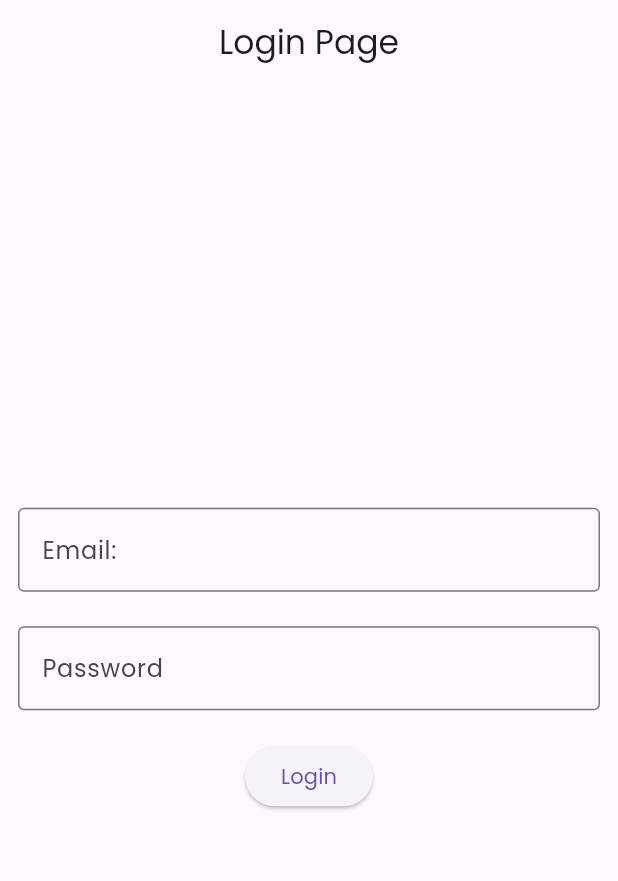
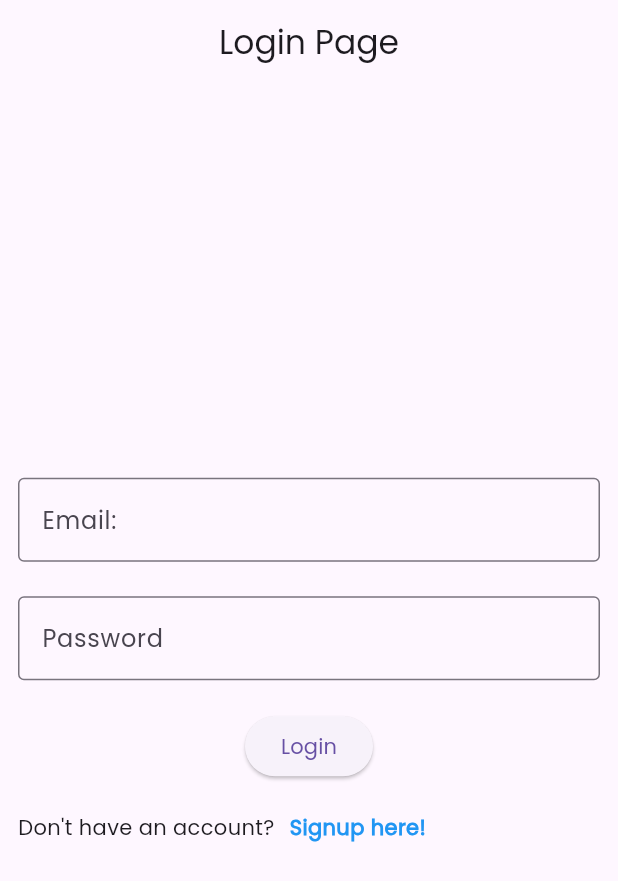
Before and after one commit to ZaidShaikh01/flutter_learn, a Flutter app: the screen it shows after launch, on a phone screen of 412 x 824 dp. Shown: the top 881 px of the screen. Run offline on Flutter 3.47's test engine with Material 3 defaults, Android fonts, the phone set to English and light mode, and no system bars; our stand-ins replace dio, firebase_auth, firebase_core, shared_preferences; accounts and stored records are empty.

Commit message:
Adding Signup button in login page

```diff
--- a/global_chat_app/lib/screens/login_screen.dart
+++ b/global_chat_app/lib/screens/login_screen.dart
@@ -4,6 +4,7 @@ import 'package:firebase_auth/firebase_auth.dart';
 import 'package:global_chat_app/controllers/login_controller.dart';
 import 'package:global_chat_app/controllers/signup_controller.dart';
 import 'package:global_chat_app/screens/dashboard_screen.dart';
+import 'package:global_chat_app/screens/signup_screen.dart';
 
 class LoginScreen extends StatefulWidget {
   const LoginScreen({super.key});
@@ -79,6 +80,28 @@ class LoginScreenState extends State<LoginScreen> {
                     }
                   },
                   child: Text("Login")),
+              SizedBox(height: 20),
+              Row(
+                children: [
+                  Text("Don't have an account?"),
+                  SizedBox(
+                    width: 10,
+                  ),
+                  InkWell(
+                    onTap: () {
+                      Navigator.push(context,
+                          MaterialPageRoute(builder: (context) {
+                        return SignupScreen();
+                      }));
+                    },
+                    child: Text(
+                      "Signup here!",
+                      style: TextStyle(
+                          fontWeight: FontWeight.bold, color: Colors.blue),
+                    ),
+                  )
+                ],
+              )
             ],
           ),
         ),
```
